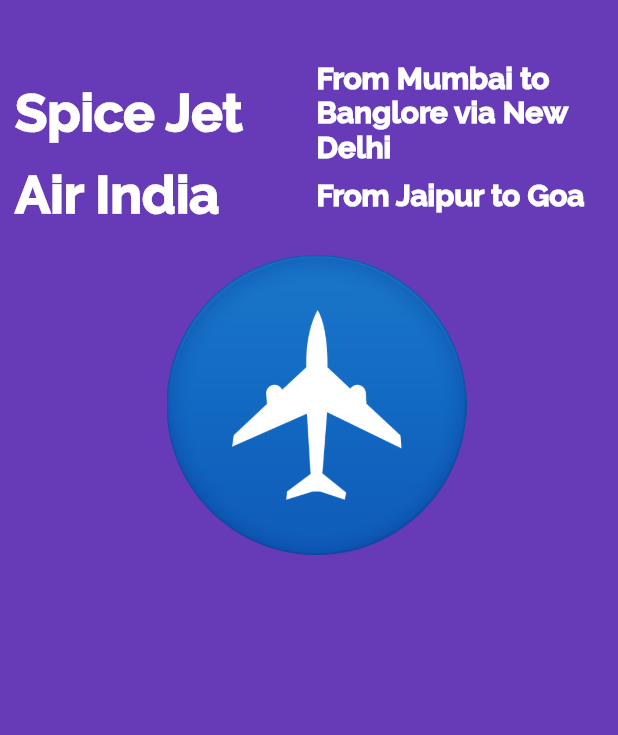
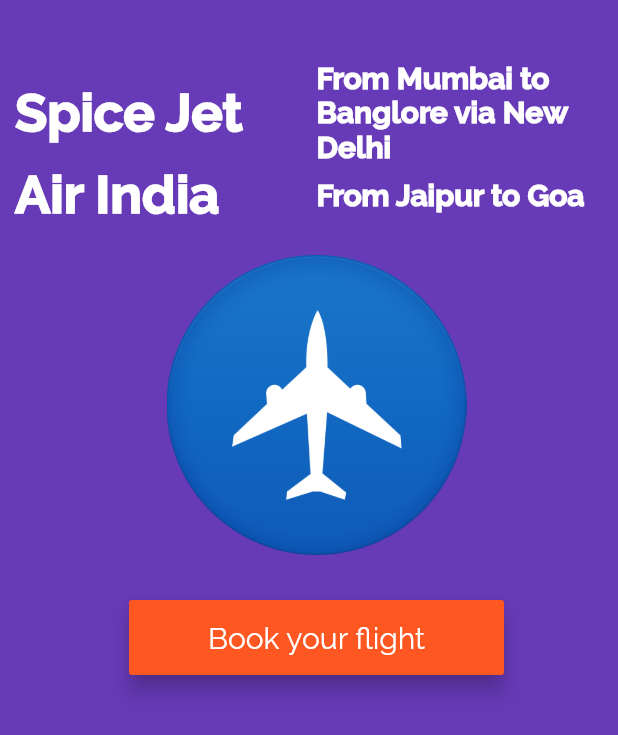
Before and after one commit to ambiwakchaure/flutter_app, a Flutter app: the screen it shows after launch, on a phone screen of 412 x 824 dp. Shown: the top 735 px of the screen. Run offline on Flutter 3.47's test engine with Material 2 defaults, Android fonts, the phone set to English and light mode, and no system bars.

Commit message:
raised button and alert dialog

```diff
--- a/lib/app_screens/home.dart
+++ b/lib/app_screens/home.dart
@@ -73,7 +73,8 @@ class Home extends StatelessWidget {
                   )
                 ],
               ),
-              FlightImageAsset()
+              FlightImageAsset(),
+              FlightBookButton()
             ],
           )),
     );
@@ -91,8 +92,40 @@ class FlightImageAsset extends StatelessWidget {
       width: 200.0,
     );
 
-    return Container(
-        child: image,
-        margin: EdgeInsets.only(top: 20.0));
+    return Container(child: image, margin: EdgeInsets.only(top: 20.0));
   }
 }
+
+class FlightBookButton extends StatelessWidget {
+  @override
+  Widget build(BuildContext context) {
+    return Container(
+      child: RaisedButton(
+          color: Colors.deepOrange,
+          child: Text(
+            "Book your flight",
+            style: TextStyle(
+                fontSize: 20.0, color: Colors.white, fontFamily: 'Raleway'),
+          ),
+          elevation: 6.0,
+          onPressed: () => bookFlight(context)),
+      margin: EdgeInsets.only(top: 30.0),
+      width: 250.0,
+      height: 50.0,
+    );
+  }
+
+  void bookFlight(BuildContext context) {
+    var alertDialog = AlertDialog(
+      title: Text(
+        "Flight Booked Successfully",
+        style: TextStyle(fontFamily: 'Raleway'),
+      ),
+      content: Text("Have a pleasant flight",
+          style: TextStyle(fontFamily: 'Raleway')),
+    );
+
+    showDialog(
+        context: context, builder: (BuildContext context) => alertDialog);
+  }
+}
```
